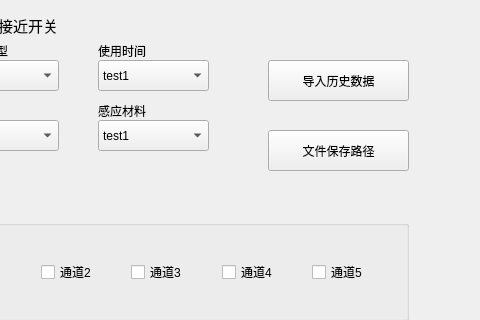
Old version of the form ui_param/paramwin_proximityswitch.ui in the repository Dirck-YHP/Proj_sensor_detect; both pictures show x 102 to 582 and y 0 to 320 of the 582 by 506 pixel window.
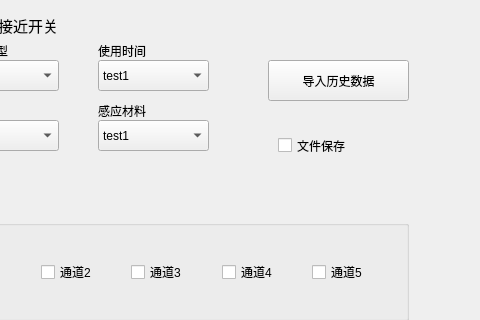
New version of the form.

Patch:
```diff
--- a/ui_param/paramwin_proximityswitch.ui
+++ b/ui_param/paramwin_proximityswitch.ui
@@ -103,19 +103,6 @@
     <string>传感器类型</string>
    </property>
   </widget>
-  <widget class="QPushButton" name="btn_file_dir">
-   <property name="geometry">
-    <rect>
-     <x>370</x>
-     <y>130</y>
-     <width>141</width>
-     <height>41</height>
-    </rect>
-   </property>
-   <property name="text">
-    <string>文件保存路径</string>
-   </property>
-  </widget>
   <widget class="QPushButton" name="btn_load_data">
    <property name="geometry">
     <rect>
@@ -303,6 +290,19 @@
     <string>通道选择</string>
    </property>
   </widget>
+  <widget class="QCheckBox" name="cBox_file_save">
+   <property name="geometry">
+    <rect>
+     <x>380</x>
+     <y>130</y>
+     <width>111</width>
+     <height>31</height>
+    </rect>
+   </property>
+   <property name="text">
+    <string>文件保存</string>
+   </property>
+  </widget>
  </widget>
  <resources/>
  <connections/>
```
